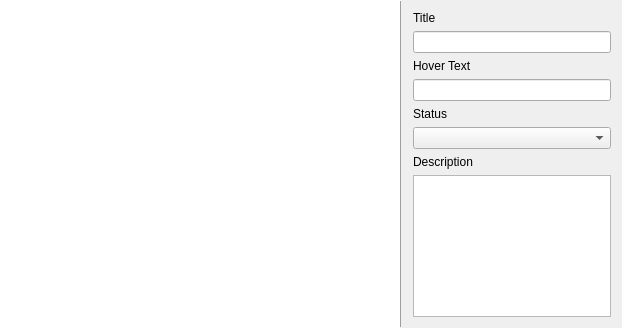
This is Stimulator/mainwindow.ui in Dystill/umassd-osld as Qt 5 draws it before an edit. The edited form follows.
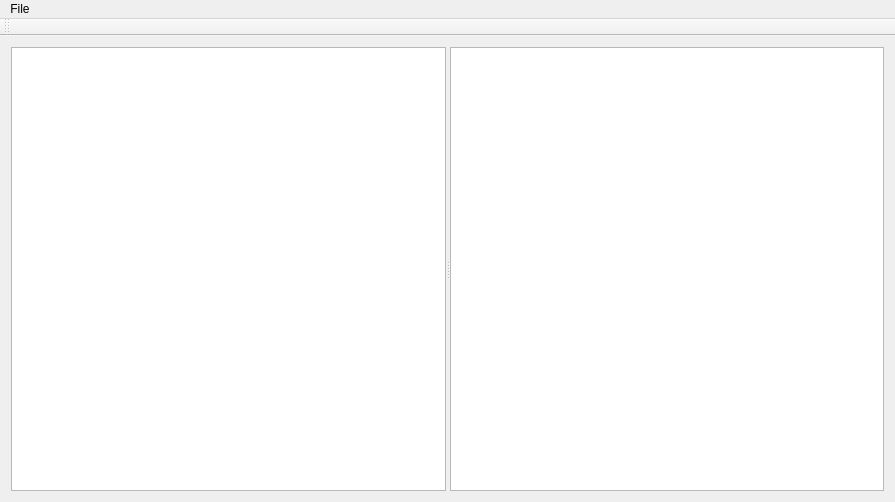
This is the edited form.

Commit message: New attempt at a stimulator ui

Patch:
```diff
--- a/Stimulator/mainwindow.ui
+++ b/Stimulator/mainwindow.ui
@@ -6,8 +6,8 @@
    <rect>
     <x>0</x>
     <y>0</y>
-    <width>622</width>
-    <height>328</height>
+    <width>895</width>
+    <height>502</height>
    </rect>
   </property>
   <property name="windowTitle">
@@ -15,111 +15,47 @@
   </property>
   <widget class="QWidget" name="centralWidget">
    <layout class="QHBoxLayout" name="horizontalLayout">
-    <property name="spacing">
-     <number>0</number>
-    </property>
-    <property name="leftMargin">
-     <number>0</number>
-    </property>
-    <property name="topMargin">
-     <number>0</number>
-    </property>
-    <property name="rightMargin">
-     <number>0</number>
-    </property>
-    <property name="bottomMargin">
-     <number>0</number>
-    </property>
     <item>
-     <widget class="QGraphicsView" name="graphicsView">
-      <property name="frameShape">
-       <enum>QFrame::NoFrame</enum>
-      </property>
-     </widget>
-    </item>
-    <item>
-     <widget class="Line" name="line">
-      <property name="frameShadow">
-       <enum>QFrame::Raised</enum>
-      </property>
+     <widget class="QSplitter" name="splitter">
       <property name="orientation">
-       <enum>Qt::Vertical</enum>
+       <enum>Qt::Horizontal</enum>
       </property>
-     </widget>
-    </item>
-    <item>
-     <widget class="QFrame" name="frame">
-      <property name="minimumSize">
-       <size>
-        <width>220</width>
-        <height>0</height>
-       </size>
-      </property>
-      <property name="maximumSize">
-       <size>
-        <width>220</width>
-        <height>16777215</height>
-       </size>
-      </property>
-      <property name="frameShape">
-       <enum>QFrame::NoFrame</enum>
-      </property>
-      <property name="frameShadow">
-       <enum>QFrame::Raised</enum>
-      </property>
-      <layout class="QFormLayout" name="formLayout">
-       <item row="0" column="0">
-        <widget class="QLabel" name="titleLabel">
-         <property name="text">
-          <string>Title</string>
-         </property>
-        </widget>
-       </item>
-       <item row="2" column="0">
-        <widget class="QLabel" name="hoverTextLabel">
-         <property name="text">
-          <string>Hover Text</string>
-         </property>
-        </widget>
-       </item>
-       <item row="4" column="0">
-        <widget class="QLabel" name="statusLabel">
-         <property name="text">
-          <string>Status</string>
-         </property>
-        </widget>
-       </item>
-       <item row="6" column="0">
-        <widget class="QLabel" name="descriptionLabel">
-         <property name="text">
-          <string>Description</string>
-         </property>
-        </widget>
-       </item>
-       <item row="5" column="0" colspan="2">
-        <widget class="QComboBox" name="statusComboBox"/>
-       </item>
-       <item row="7" column="0" colspan="2">
-        <widget class="QPlainTextEdit" name="descriptionPlainTextEdit">
-         <property name="sizePolicy">
-          <sizepolicy hsizetype="Expanding" vsizetype="Expanding">
-           <horstretch>0</horstretch>
-           <verstretch>1</verstretch>
-          </sizepolicy>
-         </property>
-        </widget>
-       </item>
-       <item row="3" column="0" colspan="2">
-        <widget class="QLineEdit" name="hoverTextLineEdit"/>
-       </item>
-       <item row="1" column="0" colspan="2">
-        <widget class="QLineEdit" name="titleLineEdit"/>
-       </item>
-      </layout>
+      <widget class="QTreeView" name="treeView"/>
+      <widget class="QGraphicsView" name="graphicsView"/>
      </widget>
     </item>
    </layout>
   </widget>
+  <widget class="QMenuBar" name="menuBar">
+   <property name="geometry">
+    <rect>
+     <x>0</x>
+     <y>0</y>
+     <width>895</width>
+     <height>20</height>
+    </rect>
+   </property>
+   <widget class="QMenu" name="menuFile">
+    <property name="title">
+     <string>File</string>
+    </property>
+    <addaction name="actionOpen_Diagram"/>
+   </widget>
+   <addaction name="menuFile"/>
+  </widget>
+  <widget class="QToolBar" name="mainToolBar">
+   <attribute name="toolBarArea">
+    <enum>TopToolBarArea</enum>
+   </attribute>
+   <attribute name="toolBarBreak">
+    <bool>false</bool>
+   </attribute>
+  </widget>
+  <action name="actionOpen_Diagram">
+   <property name="text">
+    <string>Open Diagram</string>
+   </property>
+  </action>
  </widget>
  <layoutdefault spacing="6" margin="11"/>
  <resources/>
```
Left out of the diff: 2 changed lines with no effect on the pictures. The commit also changes 2 other files.
